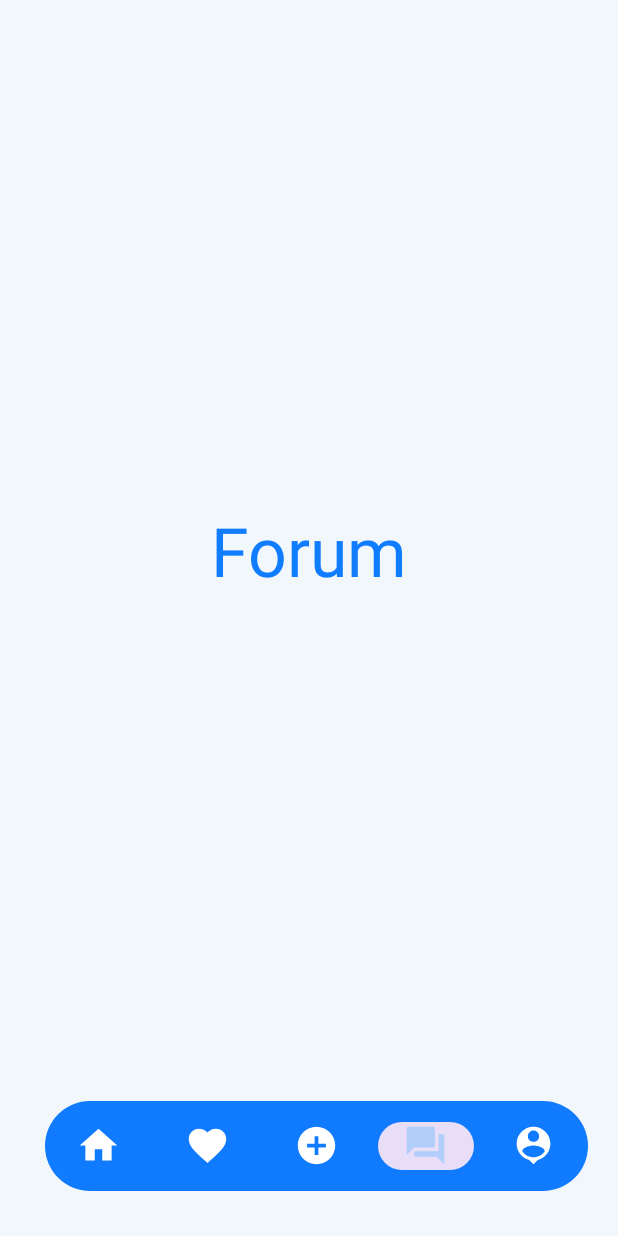
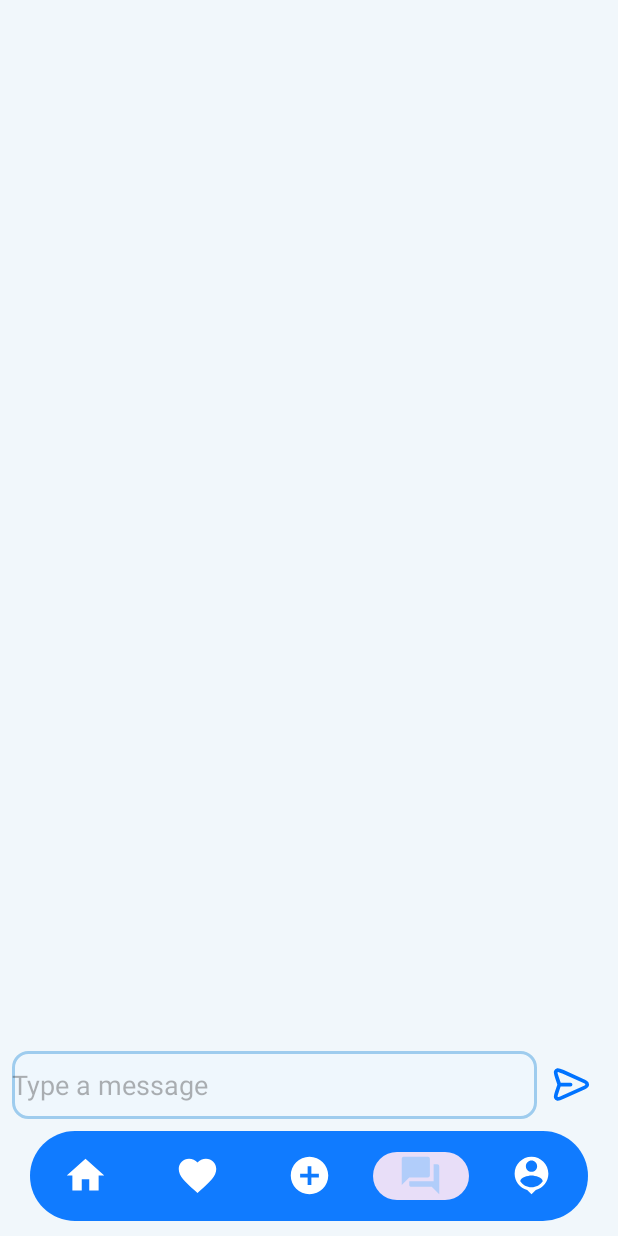
Before and after one commit to ruchit9510/pet-adoption-, an Android app: the Forum screen opened directly, with no data from a screen before it, on a phone screen of 412 x 824 dp. Run offline under Robolectric (Android 15) with nearby library versions, the phone set to English and light mode, and no system bars; Roboto replaces fonts that are not available here.

Commit message:
Some Update 65% Work Done

```diff
--- a/app/src/main/java/com/example/mypet/Forum.kt
+++ b/app/src/main/java/com/example/mypet/Forum.kt
@@ -3,13 +3,20 @@ package com.example.mypet
 import android.content.Intent
 import androidx.appcompat.app.AppCompatActivity
 import android.os.Bundle
+import android.widget.Button
+import android.widget.CheckBox
+import android.widget.EditText
 import android.widget.Toast
+import androidx.recyclerview.widget.RecyclerView
 import com.google.android.material.bottomnavigation.BottomNavigationView
 import com.example.mypet.databinding.ActivityForumBinding
 
 class Forum : AppCompatActivity() {
 
     private lateinit var binding: ActivityForumBinding
+    private lateinit var msgRecyclerView: RecyclerView
+    private lateinit var msgBox: EditText
+    private lateinit var msgSendButton: Button
 
     override fun onCreate(savedInstanceState: Bundle?) {
         super.onCreate(savedInstanceState)
@@ -48,6 +55,10 @@ class Forum : AppCompatActivity() {
                 else -> false
             }
         }
+
+        val chatRecyclerView = binding.msgRecyclerView
+        val messageBox = binding.msgBox
+        val sendButton = binding.msgSendButton
     }
     // BackPress Button
     private var backPressCount = 0
--- /dev/null
+++ b/app/src/main/res/drawable/message_sent.xml
@@ -0,0 +1,6 @@
+<?xml version="1.0" encoding="utf-8"?>
+<shape xmlns:android="http://schemas.android.com/apk/res/android"
+    android:shape="rectangle">
+    <solid android:color="#2979FF" /> <!-- Background color of the sent message -->
+    <corners android:radius="10dp" /> <!-- Rounded corners for the message bubble -->
+</shape>
--- /dev/null
+++ b/app/src/main/res/drawable/send.xml
@@ -0,0 +1,7 @@
+<vector android:height="30dp" android:viewportHeight="24"
+    android:viewportWidth="24" android:width="30dp" xmlns:android="http://schemas.android.com/apk/res/android">
+    <path android:fillColor="#00000000"
+        android:pathData="M11.5,12H5.419M5.246,12.797L4.242,15.799C3.691,17.442 3.416,18.264 3.614,18.77C3.785,19.21 4.153,19.543 4.608,19.67C5.131,19.816 5.922,19.46 7.502,18.749L17.637,14.189C19.18,13.494 19.951,13.147 20.19,12.665C20.397,12.246 20.397,11.754 20.19,11.335C19.951,10.853 19.18,10.506 17.637,9.811L7.485,5.243C5.909,4.534 5.121,4.179 4.598,4.325C4.144,4.451 3.776,4.783 3.604,5.222C3.406,5.727 3.678,6.547 4.222,8.188L5.248,11.279C5.342,11.561 5.389,11.702 5.407,11.846C5.423,11.974 5.423,12.103 5.407,12.231C5.388,12.375 5.341,12.516 5.246,12.797Z"
+        android:strokeColor="#0073FF" android:strokeLineCap="round"
+        android:strokeLineJoin="round" android:strokeWidth="2"/>
+</vector>
--- a/app/src/main/res/layout/activity_forum.xml
+++ b/app/src/main/res/layout/activity_forum.xml
@@ -1,5 +1,5 @@
 <?xml version="1.0" encoding="utf-8"?>
-<androidx.constraintlayout.widget.ConstraintLayout xmlns:android="http://schemas.android.com/apk/res/android"
+<RelativeLayout xmlns:android="http://schemas.android.com/apk/res/android"
     xmlns:app="http://schemas.android.com/apk/res-auto"
     xmlns:tools="http://schemas.android.com/tools"
     android:layout_width="match_parent"
@@ -7,33 +7,59 @@
     android:background="@color/app_theme_light"
     tools:context=".Forum">
 
-    <TextView
-        android:id="@+id/textView9"
-        android:layout_width="wrap_content"
-        android:layout_height="wrap_content"
-        android:text="Forum"
-        android:textColor="@color/app_theme"
-        android:textSize="45dp"
-        app:layout_constraintBottom_toTopOf="@+id/bottomNavigation"
-        app:layout_constraintEnd_toEndOf="parent"
-        app:layout_constraintStart_toStartOf="parent"
-        app:layout_constraintTop_toTopOf="parent" />
+    <androidx.recyclerview.widget.RecyclerView
+        android:id="@+id/msgRecyclerView"
+        android:layout_width="match_parent"
+        android:layout_height="match_parent"
+        android:layout_above="@id/bottomNavigation"
+        android:layout_alignParentTop="true" />
 
     <com.google.android.material.bottomnavigation.BottomNavigationView
         android:id="@+id/bottomNavigation"
         android:layout_width="match_parent"
         android:layout_height="60dp"
-        android:layout_marginStart="30dp"
+        android:layout_alignParentStart="true"
+        android:layout_alignParentEnd="true"
+        android:layout_alignParentBottom="true"
+        android:layout_marginStart="20dp"
         android:layout_marginEnd="20dp"
-        android:layout_marginBottom="30dp"
+        android:layout_marginBottom="10dp"
         android:background="@drawable/bottom_background"
         android:elevation="2dp"
         app:itemIconSize="30dp"
         app:itemIconTint="@drawable/item_selector"
         app:itemRippleColor="@android:color/transparent"
         app:labelVisibilityMode="unlabeled"
-        app:layout_constraintBottom_toBottomOf="parent"
-        app:layout_constraintEnd_toEndOf="parent"
-        app:layout_constraintStart_toStartOf="parent"
         app:menu="@menu/bottom_menu" />
-</androidx.constraintlayout.widget.ConstraintLayout>
+
+    <LinearLayout
+        android:id="@+id/linearLayout"
+        android:layout_width="match_parent"
+        android:layout_height="wrap_content"
+        android:layout_above="@id/bottomNavigation"
+        android:background="@color/app_theme_light"
+        android:orientation="horizontal"
+        android:padding="8dp">
+
+        <EditText
+            android:id="@+id/msgBox"
+            android:layout_width="0dp"
+            android:layout_height="45dp"
+            android:layout_weight="1"
+            android:background="@drawable/edit_text_backgroud"
+            android:hint="Type a message"
+            android:textColor="#1A1A27"
+            android:textColorHint="#653E3C3C" />
+
+        <ImageView
+            android:id="@+id/msgSendButton"
+            android:layout_width="wrap_content"
+            android:layout_height="wrap_content"
+            android:layout_gravity="center_vertical"
+            android:layout_marginStart="8dp"
+            android:layout_marginEnd="8dp"
+            android:src="@drawable/send" />
+
+    </LinearLayout>
+
+</RelativeLayout>
--- a/app/src/main/res/layout/activity_profile.xml
+++ b/app/src/main/res/layout/activity_profile.xml
@@ -50,9 +50,10 @@
         android:id="@+id/bottomNavigation"
         android:layout_width="match_parent"
         android:layout_height="60dp"
-        android:layout_marginStart="30dp"
+        android:layout_marginBottom="10dp"
+        android:layout_marginStart="20dp"
         android:layout_marginEnd="20dp"
-        android:layout_marginBottom="30dp"
+        android:layout_alignParentBottom="true"
         android:background="@drawable/bottom_background"
         android:elevation="2dp"
         app:itemIconSize="30dp"
```
Also changed, not shown: app/src/main/java/com/example/mypet/MessageAdapter.kt (added, +65 -0 lines), app/src/main/java/com/example/mypet/message.kt (added, +12 -0 lines), app/src/main/res/drawable/user_name.xml (added, +8 -0 lines), app/src/main/res/layout/activity_favorite.xml (+4 -3 lines), app/src/main/res/layout/activity_home.xml (+5 -3 lines), app/src/main/res/layout/activity_sell.xml (+4 -3 lines), app/src/main/res/layout/receive.xml (added, +33 -0 lines), app/src/main/res/layout/sent.xml (added, +36 -0 lines).
